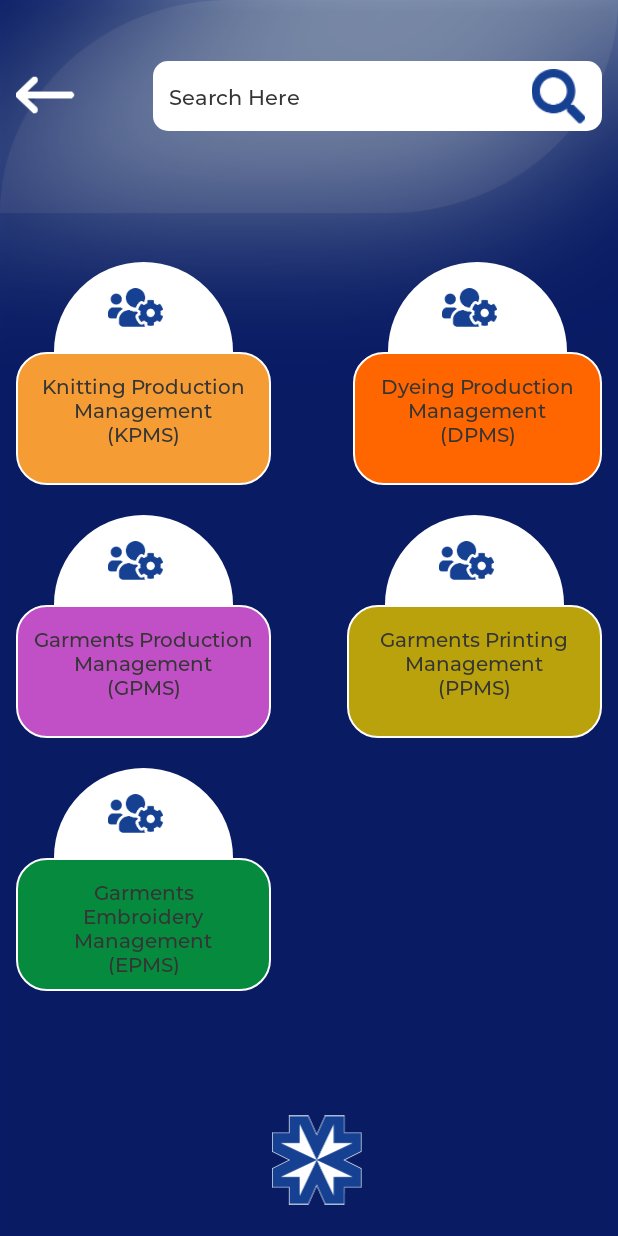
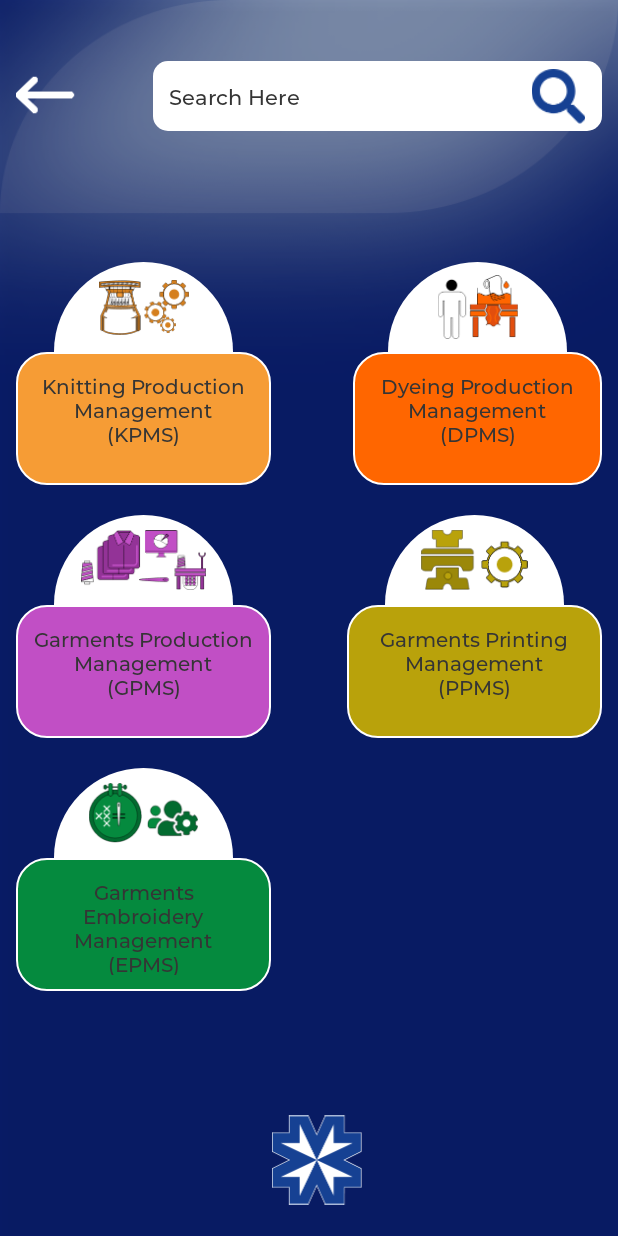
Before and after one commit to Subroto5412/MascoGroupAutomation, an Android app: the ProductionManagementActivity screen opened directly, with no data from a screen before it, on a phone screen of 412 x 824 dp. Run offline under Robolectric (Android 15) with nearby library versions, the phone set to English and light mode, and no system bars; our stand-ins replace Dagger/Hilt's generated code, Room's generated code, RxJava, data binding, sdp/ssp sizes; libraries missing offline, so code that uses them is left out: androidx.databinding.library; 1 statement that could not run was skipped.

Commit message:
UI Modified

```diff
--- a/app/src/main/java/com/bd/mascogroup/automation/ui/home/HomeActivity.kt
+++ b/app/src/main/java/com/bd/mascogroup/automation/ui/home/HomeActivity.kt
@@ -7,6 +7,9 @@ import androidx.databinding.library.baseAdapters.BR
 import com.bd.mascogroup.automation.R
 import com.bd.mascogroup.automation.databinding.ActivityHomeBinding
 import com.bd.mascogroup.automation.ui.base.BaseActivity
+import com.bd.mascogroup.automation.ui.production_management.ProductionManagementActivity
+import com.bd.mascogroup.automation.ui.signup.SignupActivity
+import kotlinx.android.synthetic.main.layout_home_body.*
 import javax.inject.Inject
 
 class HomeActivity : BaseActivity<ActivityHomeBinding, HomeViewModel>(), IHomeNavigator {
@@ -35,6 +38,11 @@ class HomeActivity : BaseActivity<ActivityHomeBinding, HomeViewModel>(), IHomeNa
         super.onCreate(savedInstanceState)
         mActivityHomeBinding = viewDataBinding
         viewModel.navigator = this
+
+        layout_production_management_cl.setOnClickListener {
+            val intent = ProductionManagementActivity.newIntent(this@HomeActivity)
+            startActivity(intent)
+        }
     }
 
     companion object {
--- a/app/src/main/res/layout/layout_home_body.xml
+++ b/app/src/main/res/layout/layout_home_body.xml
@@ -72,7 +72,6 @@
                                     android:id="@+id/layout_human_resource_top_im"
                                     android:layout_width="@dimen/_55sdp"
                                     android:layout_height="@dimen/_28sdp"
-                                    android:layout_marginEnd="@dimen/_8sdp"
                                     android:src="@drawable/human_resource_icon"
                                     app:layout_constraintEnd_toEndOf="parent"
                                     app:layout_constraintTop_toTopOf="parent"
@@ -130,7 +129,6 @@
                                     android:id="@+id/layout_supply_chain_top_im"
                                     android:layout_width="@dimen/_72sdp"
                                     android:layout_height="@dimen/_34sdp"
-                                    android:layout_marginEnd="@dimen/_8sdp"
                                     android:src="@drawable/supply_chain_icon"
                                     app:layout_constraintBottom_toBottomOf="parent"
                                     app:layout_constraintEnd_toEndOf="parent"
@@ -199,7 +197,6 @@
                                      android:id="@+id/layout_production_management_top_im"
                                      android:layout_width="@dimen/_62sdp"
                                      android:layout_height="@dimen/_34sdp"
-                                     android:layout_marginEnd="@dimen/_8sdp"
                                      android:src="@drawable/production_management_icon"
                                      app:layout_constraintEnd_toEndOf="parent"
                                      app:layout_constraintTop_toTopOf="parent"
@@ -257,7 +254,6 @@
                                      android:id="@+id/layout_merchandising_marketing_top_im"
                                      android:layout_width="@dimen/_72sdp"
                                      android:layout_height="@dimen/_35sdp"
-                                     android:layout_marginEnd="@dimen/_8sdp"
                                      android:src="@drawable/merchandising_marketing"
                                      app:layout_constraintEnd_toEndOf="parent"
                                      app:layout_constraintTop_toTopOf="parent"
@@ -326,7 +322,6 @@
                                     android:id="@+id/layout_asset_tracking_top_im"
                                     android:layout_width="@dimen/_63sdp"
                                     android:layout_height="@dimen/_33sdp"
-                                    android:layout_marginEnd="@dimen/_8sdp"
                                     android:src="@drawable/asset_tracking_icon"
                                     app:layout_constraintEnd_toEndOf="parent"
                                     app:layout_constraintTop_toTopOf="parent"
@@ -384,7 +379,6 @@
                                     android:id="@+id/layout_automobile_management_top_im"
                                     android:layout_width="@dimen/_66sdp"
                                     android:layout_height="@dimen/_34sdp"
-                                    android:layout_marginEnd="@dimen/_8sdp"
                                     android:src="@drawable/automobile_management_icon"
                                     app:layout_constraintEnd_toEndOf="parent"
                                     app:layout_constraintTop_toTopOf="parent"
@@ -453,7 +447,6 @@
                                     android:id="@+id/layout_search_engine_top_im"
                                     android:layout_width="@dimen/_64sdp"
                                     android:layout_height="@dimen/_30sdp"
-                                    android:layout_marginEnd="@dimen/_8sdp"
                                     android:src="@drawable/search_engine_icon"
                                     app:layout_constraintEnd_toEndOf="parent"
                                     app:layout_constraintTop_toTopOf="parent"
@@ -511,7 +504,6 @@
                                     android:id="@+id/layout_dispatch_slip_top_im"
                                     android:layout_width="@dimen/_57sdp"
                                     android:layout_height="@dimen/_34sdp"
-                                    android:layout_marginEnd="@dimen/_8sdp"
                                     android:src="@drawable/dispatch_slip_icon"
                                     app:layout_constraintEnd_toEndOf="parent"
                                     app:layout_constraintTop_toTopOf="parent"
@@ -580,7 +572,6 @@
                                     android:id="@+id/layout_idea_laboratory_top_im"
                                     android:layout_width="@dimen/_63sdp"
                                     android:layout_height="@dimen/_33sdp"
-                                    android:layout_marginEnd="@dimen/_8sdp"
                                     android:src="@drawable/idea_laboratory_icon"
                                     app:layout_constraintEnd_toEndOf="parent"
                                     app:layout_constraintTop_toTopOf="parent"
@@ -638,7 +629,6 @@
                                     android:id="@+id/layout_documentation_management_top_im"
                                     android:layout_width="@dimen/_52sdp"
                                     android:layout_height="@dimen/_28sdp"
-                                    android:layout_marginEnd="@dimen/_8sdp"
                                     android:src="@drawable/documentation_management_icon"
                                     app:layout_constraintEnd_toEndOf="parent"
                                     app:layout_constraintTop_toTopOf="parent"
--- a/app/src/main/res/layout/layout_production_management.xml
+++ b/app/src/main/res/layout/layout_production_management.xml
@@ -70,10 +70,9 @@
 
                                 <androidx.appcompat.widget.AppCompatImageView
                                     android:id="@+id/layout_human_resource_top_im"
-                                    android:layout_width="@dimen/_28sdp"
+                                    android:layout_width="@dimen/_46sdp"
                                     android:layout_height="@dimen/_28sdp"
-                                    android:layout_marginEnd="@dimen/_8sdp"
-                                    android:src="@drawable/home_item_icon"
+                                    android:src="@drawable/knitting_roduction_icon"
                                     app:layout_constraintEnd_toEndOf="parent"
                                     app:layout_constraintTop_toTopOf="parent"
                                     app:layout_constraintBottom_toBottomOf="parent"
@@ -128,10 +127,9 @@
 
                                 <androidx.appcompat.widget.AppCompatImageView
                                     android:id="@+id/layout_supply_chain_top_im"
-                                    android:layout_width="@dimen/_28sdp"
-                                    android:layout_height="@dimen/_28sdp"
-                                    android:layout_marginEnd="@dimen/_8sdp"
-                                    android:src="@drawable/home_item_icon"
+                                    android:layout_width="@dimen/_42sdp"
+                                    android:layout_height="@dimen/_33sdp"
+                                    android:src="@drawable/dyeing_production_icon"
                                     app:layout_constraintBottom_toBottomOf="parent"
                                     app:layout_constraintEnd_toEndOf="parent"
                                     app:layout_constraintStart_toStartOf="parent"
@@ -197,10 +195,9 @@
 
                                 <androidx.appcompat.widget.AppCompatImageView
                                     android:id="@+id/layout_production_management_top_im"
-                                    android:layout_width="@dimen/_28sdp"
-                                    android:layout_height="@dimen/_28sdp"
-                                    android:layout_marginEnd="@dimen/_8sdp"
-                                    android:src="@drawable/home_item_icon"
+                                    android:layout_width="@dimen/_65sdp"
+                                    android:layout_height="@dimen/_31sdp"
+                                    android:src="@drawable/garments_production_icon"
                                     app:layout_constraintEnd_toEndOf="parent"
                                     app:layout_constraintTop_toTopOf="parent"
                                     app:layout_constraintBottom_toBottomOf="parent"
@@ -255,10 +252,9 @@
 
                                 <androidx.appcompat.widget.AppCompatImageView
                                     android:id="@+id/layout_merchandising_marketing_top_im"
-                                    android:layout_width="@dimen/_28sdp"
-                                    android:layout_height="@dimen/_28sdp"
-                                    android:layout_marginEnd="@dimen/_8sdp"
-                                    android:src="@drawable/home_item_icon"
+                                    android:layout_width="@dimen/_56sdp"
+                                    android:layout_height="@dimen/_31sdp"
+                                    android:src="@drawable/garments_printing_icon"
                                     app:layout_constraintEnd_toEndOf="parent"
                                     app:layout_constraintTop_toTopOf="parent"
                                     app:layout_constraintBottom_toBottomOf="parent"
@@ -324,10 +320,9 @@
 
                                 <androidx.appcompat.widget.AppCompatImageView
                                     android:id="@+id/layout_asset_tracking_top_im"
-                                    android:layout_width="@dimen/_28sdp"
-                                    android:layout_height="@dimen/_28sdp"
-                                    android:layout_marginEnd="@dimen/_8sdp"
-                                    android:src="@drawable/home_item_icon"
+                                    android:layout_width="@dimen/_57sdp"
+                                    android:layout_height="@dimen/_31sdp"
+                                    android:src="@drawable/garments_embroidery_icon"
                                     app:layout_constraintEnd_toEndOf="parent"
                                     app:layout_constraintTop_toTopOf="parent"
                                     app:layout_constraintBottom_toBottomOf="parent"
```
Also changed, not shown: app/src/main/res/drawable-hdpi/garments_embroidery_icon.png (added), app/src/main/res/drawable-hdpi/garments_printing_icon.png (added), app/src/main/res/drawable-ldpi/garments_embroidery_icon.png (added), app/src/main/res/drawable-ldpi/garments_printing_icon.png (added), app/src/main/res/drawable-mdpi/garments_embroidery_icon.png (added), app/src/main/res/drawable-mdpi/garments_printing_icon.png (added), app/src/main/res/drawable-xhdpi/garments_embroidery_icon.png (added), app/src/main/res/drawable-xhdpi/garments_printing_icon.png (added), app/src/main/res/drawable-xxhdpi/garments_embroidery_icon.png (added), app/src/main/res/drawable-xxhdpi/garments_printing_icon.png (added), app/src/main/res/drawable-xxxhdpi/garments_embroidery_icon.png (added), app/src/main/res/drawable-xxxhdpi/garments_printing_icon.png (added).
